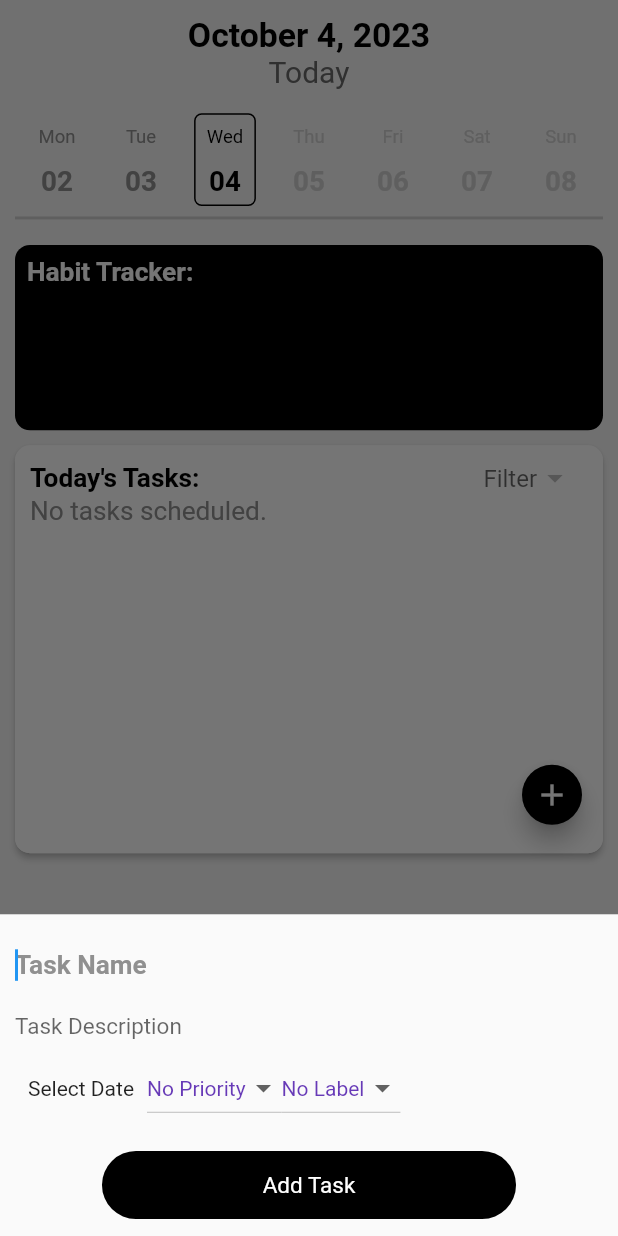
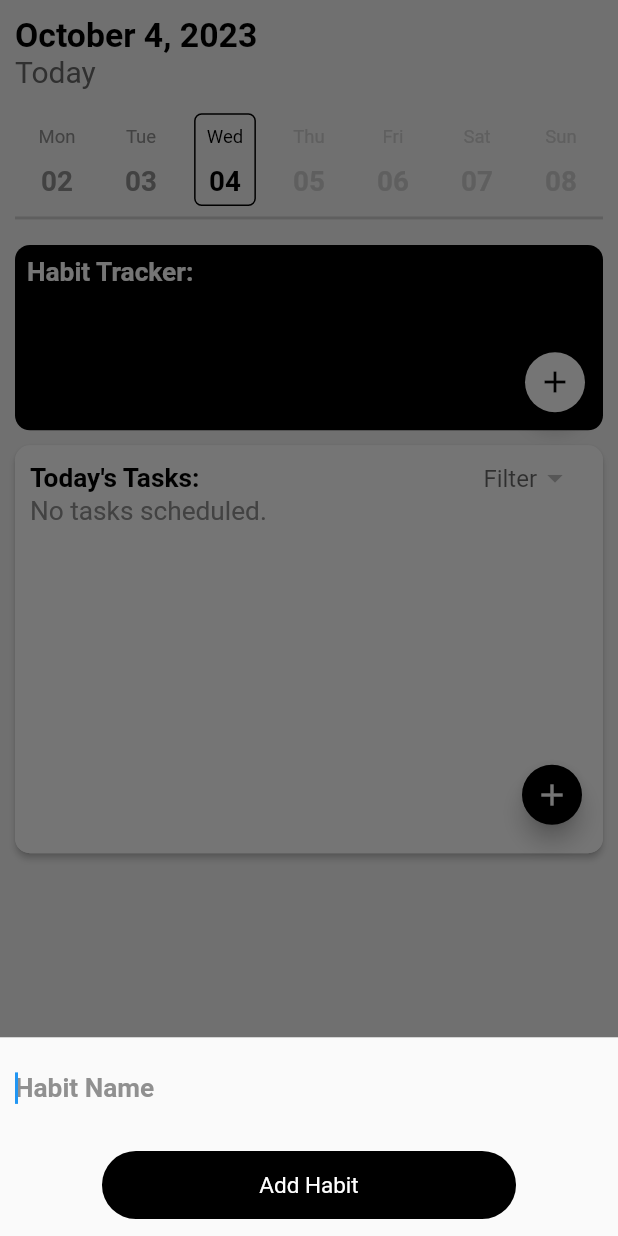
Before and after one commit to TristanTsang/scheduler-app, a Flutter app: the screen it shows after launch, after a tap on the "add" icon, on a phone screen of 412 x 824 dp. Run offline on Flutter 3.47's test engine with Material 2 defaults, Android fonts, the phone set to English and light mode, and no system bars.

Commit message:
Self Imrpovement Journal 10/3: HabitWidget and Adding Habits

```diff
--- a/lib/main.dart
+++ b/lib/main.dart
@@ -1,13 +1,22 @@
 import 'package:flutter/material.dart';
 import 'package:improvement_journal/screens/homeScreen.dart';
 import 'package:provider/provider.dart';
+import 'models/HabitData.dart';
 import 'models/journalData.dart';
 
 void main() {
   runApp(
-      ChangeNotifierProvider(
-    create: (context) => JournalData(),
-      child: const MyApp()));
+    MultiProvider(
+      providers: [
+        ChangeNotifierProvider(
+            create: (context) => HabitData(),),
+        ChangeNotifierProvider(
+            create: (context) => JournalData(),),
+
+      ],
+      child: const MyApp(),
+    ),
+  );
 }
 
 class MyApp extends StatelessWidget {
@@ -32,7 +41,7 @@ class MyApp extends StatelessWidget {
       ),
       initialRoute: 'homeScreen',
       routes: {
-        'homeScreen': (context)=> HomeScreen(),
+        'homeScreen': (context) => HomeScreen(),
       },
     );
   }
--- a/lib/models/habitTracker.dart
+++ b/lib/models/HabitData.dart
@@ -1,9 +1,10 @@
 import 'dart:collection';
+import 'package:flutter/cupertino.dart';
 import 'package:improvement_journal/extensions.dart';
 
 import 'habit.dart';
 
-class HabitTracker {
+class HabitData extends ChangeNotifier {
   HashMap<Habit, HashSet<DateTime>> _habitMap =
       HashMap<Habit, HashSet<DateTime>>();
   HashMap<DateTime, Set<Habit>> _dateMap =
@@ -12,17 +13,20 @@ class HabitTracker {
   });
   var currentHabits = <Habit>[];
 
-  void addHabit(Habit habit) {
+  void addHabit(Habit habit, DateTime date) {
     _habitMap.addAll({
       habit: HashSet<DateTime>(equals: (DateTime a, DateTime b) {
         return a.isSameDate(b);
       })
     });
     currentHabits.add(habit);
+    _dateMap[date]!.add(habit);
+    notifyListeners();
   }
 
-  void removeHabit(String habit) {
+  void removeHabit(Habit habit) {
     currentHabits.remove(habit);
+    notifyListeners();
   }
   void updateDate(DateTime date) {
     _dateMap.putIfAbsent(date, () {
@@ -31,7 +35,8 @@ class HabitTracker {
         mySet.add(Habit(item.name));
       }
       return mySet;
-    });
+    },);
+
   }
 
   int getStreak(Habit habit) {
@@ -58,6 +63,6 @@ class HabitTracker {
     _habitMap[habit]!.add(date);
   }
 
-  Set<Habit> getHabits(DateTime date) => _dateMap[date]!;
+  Set<Habit> getHabits(DateTime date) =>_dateMap[date]!;
   Set<Habit> getDates(Habit habit) => _dateMap[habit]!;
 }
--- a/lib/models/journalData.dart
+++ b/lib/models/journalData.dart
@@ -6,9 +6,11 @@ import 'package:improvement_journal/extensions.dart';
 import 'package:improvement_journal/models/task.dart';
 import 'package:provider/provider.dart';
 
+import 'habit.dart';
 import 'journalEntry.dart';
 
 class JournalData extends ChangeNotifier {
+
   DateTime _selectedDay = DateTime.now();
   LinkedHashMap<DateTime, JournalEntry> _journalEntryMap =
       LinkedHashMap<DateTime, JournalEntry>(equals: (DateTime a, DateTime b){
@@ -44,4 +46,5 @@ class JournalData extends ChangeNotifier {
     task.toggleDone();
     notifyListeners();
   }
+
 }
--- a/lib/models/journalEntry.dart
+++ b/lib/models/journalEntry.dart
@@ -26,7 +26,7 @@ class JournalEntry {
     _toDoList.add(task);
   }
 
-  void removeTask(int index) {
-    _toDoList.remove(index);
+  void removeTask(Task task) {
+    _toDoList.remove(task);
   }
 }
--- /dev/null
+++ b/lib/screens/addHabitScreen.dart
@@ -0,0 +1,69 @@
+import 'package:flutter/cupertino.dart';
+import 'package:flutter/material.dart';
+import 'package:provider/provider.dart';
+
+import '../constants.dart';
+import '../models/HabitData.dart';
+import '../models/habit.dart';
+import '../models/journalData.dart';
+
+class AddHabitScreen extends StatefulWidget {
+  const AddHabitScreen({Key? key}) : super(key: key);
+
+  @override
+  State<AddHabitScreen> createState() => _AddHabitScreenState();
+}
+
+class _AddHabitScreenState extends State<AddHabitScreen> {
+  String? text;
+  @override
+  Widget build(BuildContext context) {
+    var selectedDay =Provider.of<JournalData>(context, listen: true).getSelectedDay();
+    return Padding(
+      padding: const EdgeInsets.all(10),
+      child: Padding(
+        padding:
+        EdgeInsets.only(bottom: MediaQuery.of(context).viewInsets.bottom),
+        child: Column(
+          mainAxisSize: MainAxisSize.min,
+          children: [
+            TextField(
+              style: secondaryHeader,
+              decoration: InputDecoration(
+                  hintText: "Habit Name",
+                  hintStyle: secondarySubtitle,
+                  border: InputBorder.none),
+              maxLines: 1,
+              autofocus: true,
+              onChanged: (value) {
+                text = value;
+              },
+            ),
+
+            SizedBox(
+              height: MediaQuery.of(context).size.height * 0.02,
+            ),
+            RawMaterialButton(
+                child: Container(
+                    width: MediaQuery.of(context).size.width * 0.67,
+                    height: MediaQuery.of(context).size.height * 0.055,
+                    decoration: BoxDecoration(
+                      borderRadius: BorderRadius.circular(25),
+                      color: Colors.black,
+                    ),
+                    child: const Center(
+                      child: Text(
+                        "Add Habit",
+                        style: TextStyle(color: Colors.white, fontSize: 15),
+                      ),
+                    )),
+                onPressed: () {
+                  Provider.of<HabitData>(context, listen: false).addHabit(Habit(text!), selectedDay);
+                  Navigator.pop(context);
+                }),
+          ],
+        ),
+      ),
+    );
+  }
+}
--- a/lib/screens/homeScreen.dart
+++ b/lib/screens/homeScreen.dart
@@ -55,8 +55,7 @@ class _HomeScreenState extends State<HomeScreen> {
       body: SafeArea(
         child: Padding(
           padding: const EdgeInsets.all(10.0),
-          child: Column(
-            crossAxisAlignment: CrossAxisAlignment.center,
+          child: ListView(
             children: [
               Text(
                 DateFormat.yMMMMd('en_US').format(selectedDay),
@@ -75,7 +74,7 @@ class _HomeScreenState extends State<HomeScreen> {
               SizedBox(
                 height: 10,
               ),
-              HabitTracker(),
+              HabitTrackerWidget(selectedDay),
               SizedBox(
                 height: 10,
               ),
--- a/lib/widgets/habitTrackerWidget.dart
+++ b/lib/widgets/habitTrackerWidget.dart
@@ -1,17 +1,34 @@
 import 'package:flutter/cupertino.dart';
 import 'package:flutter/material.dart';
 import 'package:improvement_journal/constants.dart';
+import 'package:improvement_journal/screens/addHabitScreen.dart';
+import 'package:provider/provider.dart';
 
-class HabitTracker extends StatefulWidget {
-  const HabitTracker({Key? key}) : super(key: key);
+import '../models/HabitData.dart';
+import '../models/habit.dart';
+import '../screens/addTaskScreen.dart';
+
+class HabitTrackerWidget extends StatefulWidget {
+  DateTime date;
+  HabitTrackerWidget(this.date, {super.key});
 
   @override
-  State<HabitTracker> createState() => _HabitTrackerState();
+  State<HabitTrackerWidget> createState() => _HabitTrackerWidgetState();
 }
 
-class _HabitTrackerState extends State<HabitTracker> {
+class _HabitTrackerWidgetState extends State<HabitTrackerWidget> {
+
+  List<Widget> buildHabitList(Set<Habit> habits){
+    var myList = <Widget>[];
+    for(Habit habit in habits){
+      myList.add(Text(habit.name, style: TextStyle(color: Colors.white),));
+    }
+    return myList;
+  }
   @override
   Widget build(BuildContext context) {
+    Provider.of<HabitData>(context, listen: false).updateDate(widget.date);
+
     return Container(
       height: MediaQuery.of(context).size.height*0.15,
         width: MediaQuery.of(context).size.width,
@@ -24,7 +41,30 @@ class _HabitTrackerState extends State<HabitTracker> {
         child: Column(
           crossAxisAlignment: CrossAxisAlignment.start,
           children: [
-            Text("Habit Tracker:", style:TextStyle(color: Colors.white, fontSize:defaultFontSize, fontWeight: FontWeight.bold ) )
+            Text("Habit Tracker:", style:TextStyle(color: Colors.white, fontSize:defaultFontSize, fontWeight: FontWeight.bold )),
+            Expanded(
+              child: Stack(
+                children:[ListView(
+                  children: buildHabitList(Provider.of<HabitData>(context, listen: true).getHabits(widget.date)),
+                ),
+                  Align(
+                    alignment: Alignment.bottomRight,
+                    child: FloatingActionButton(
+                      child: Icon(Icons.add, color: kPrimaryColor),
+                      mini: true,
+                      backgroundColor: Colors.white,
+                      onPressed: () {
+                        showModalBottomSheet(
+                            isScrollControlled: true,
+                            context: context,
+                            builder: (context) {
+                              return AddHabitScreen();
+                            });
+                      },
+                    ),
+                  )]
+              ),
+            ),
           ],
         ),
       )
```
